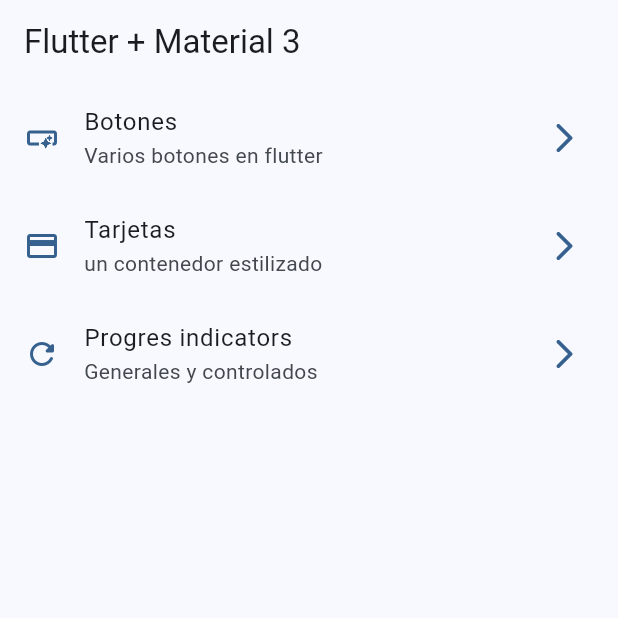
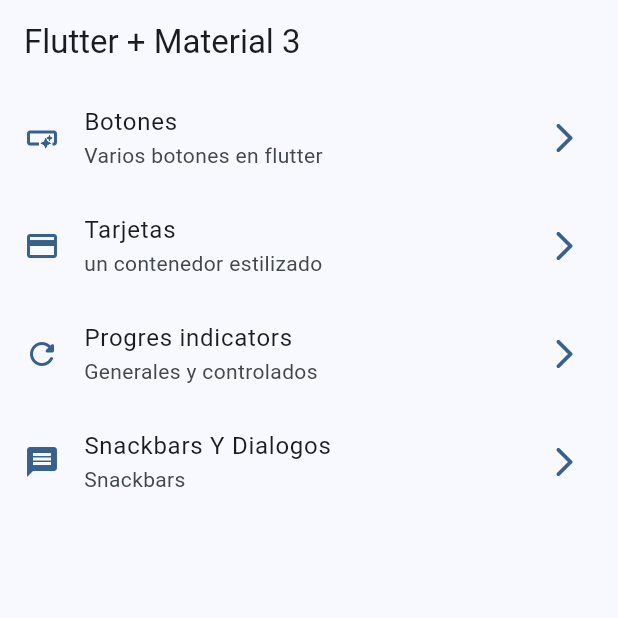
Before and after one commit to jremolina/widgets_app, a Flutter app: the screen it shows after launch, on a phone screen of 412 x 824 dp, the top half of it. Run offline on Flutter 3.47's test engine with Material 3 defaults, Android fonts, the phone set to English and light mode, and no system bars; our stand-ins replace go_router.

Commit message:
pantalla snackbars

```diff
--- a/lib/config/menu/menu_item.dart
+++ b/lib/config/menu/menu_item.dart
@@ -35,5 +35,11 @@ const appMenuItems = <MenuItem>[
     link: '/progress',
     icon: Icons.refresh_rounded,
   ),
+   MenuItem(
+    title: 'Snackbars Y Dialogos',
+    subtitle: 'Snackbars',
+    link: '/snackbar',
+    icon: Icons.message,
+  ),
 
 ];
--- a/lib/config/routes/route_config.dart
+++ b/lib/config/routes/route_config.dart
@@ -42,5 +42,10 @@ final appRouter = GoRouter(
       path: '/progress',
       builder: (context, state) => ProgressScreen(),
     ),
+     GoRoute(
+      name: SnackbarScreen.name,
+      path: '/snackbar',
+      builder: (context, state) => SnackbarScreen(),
+    ),
   ],
 );
```
Also changed, not shown: lib/presentation/screens/snackbar/snackbar_screen.dart (+63 -1 lines).
